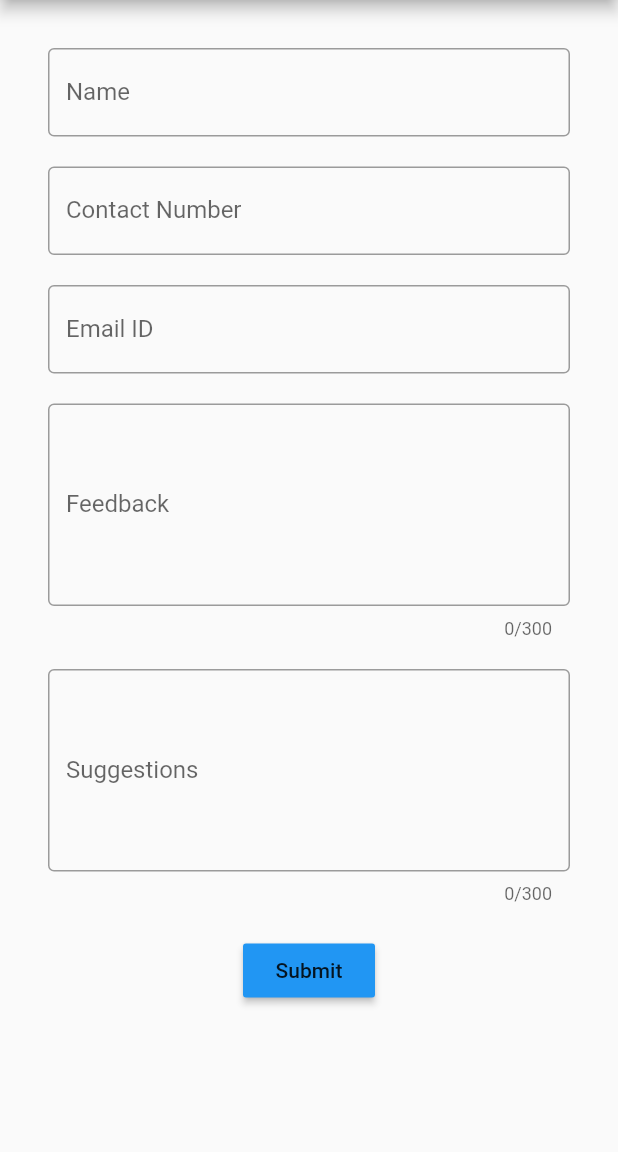
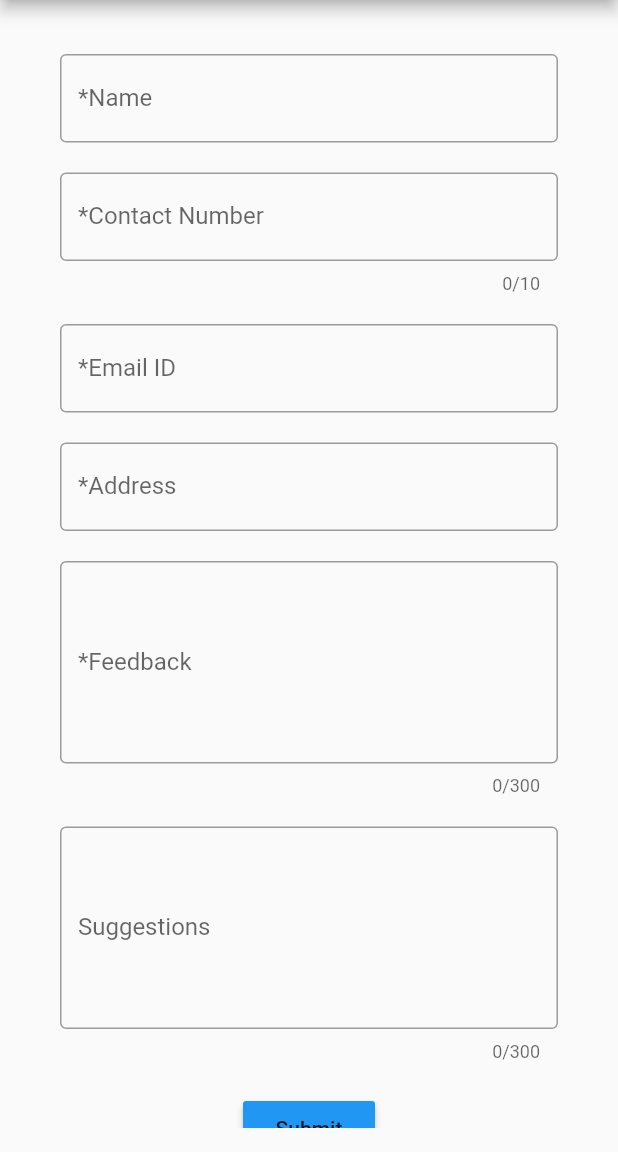
Before and after one commit to rushilshah23/AOL-Local-Feedback, a Flutter app: the screen it shows after launch, on a phone screen of 412 x 824 dp, the part 84-1236 px from its top. Run offline on Flutter 3.47's test engine with Material 2 defaults, Android fonts, the phone set to English and light mode, and no system bars; our stand-ins replace firebase_database; accounts and stored records are empty.

Commit message:
UI bugs, * added for mandatory fields ,validations for suggestions removed,Address field added

```diff
--- a/lib/main.dart
+++ b/lib/main.dart
@@ -33,6 +33,7 @@ class _LocalFeedbackState extends State<LocalFeedback> {
   TextEditingController _feedback = new TextEditingController();
   TextEditingController _suggestions = new TextEditingController();
   TextEditingController _ratings = new TextEditingController();
+  TextEditingController _address = new TextEditingController();
 
   final GlobalKey<FormState> _formKey = GlobalKey<FormState>();
 
@@ -50,6 +51,7 @@ class _LocalFeedbackState extends State<LocalFeedback> {
       'name': _name.text,
       'contactNumber': _contactNumber.text,
       'email': _email.text,
+      'address': _address.text,
       'feedback': _feedback.text,
       'suggestions': _suggestions.text,
     });
@@ -64,9 +66,23 @@ class _LocalFeedbackState extends State<LocalFeedback> {
     _ratings.clear();
   }
 
-  String textValidator(value) {
+  String nameValidator(value) {
     if (value.isEmpty) {
       return 'Please enter a valid Name';
+    } else
+      return null;
+  }
+
+  String addressValidator(value) {
+    if (value.isEmpty) {
+      return 'Please enter a valid Address';
+    } else
+      return null;
+  }
+
+  String feedbackValidator(value) {
+    if (value.isEmpty) {
+      return 'Please give your Feedback!';
     } else
       return null;
   }
@@ -107,28 +123,26 @@ class _LocalFeedbackState extends State<LocalFeedback> {
   //     return null;
   // }
 
-  TextFormField fields({
-    String decorationText,
+  TextFormField fields(
+      {String decorationText,
       TextEditingController controllername,
       Function validateFunction,
       List<TextInputFormatter> numFormatter,
       int maxlines,
       int maxlen,
       TextInputType keyboard,
-  }) {
+      String compulsory}) {
     return TextFormField(
       maxLines: maxlines,
       maxLength: maxlen,
-      // key: _formKey,
       controller: controllername,
       decoration: InputDecoration(
-          labelText: decorationText,
+          labelText: compulsory + decorationText,
           border: OutlineInputBorder(),
           hintText: 'Enter your $decorationText'),
       cursorWidth: 2,
       inputFormatters: numFormatter,
       keyboardType: keyboard,
-
       validator: validateFunction,
     );
   }
@@ -141,17 +155,23 @@ class _LocalFeedbackState extends State<LocalFeedback> {
         centerTitle: true,
       ),
       body: Container(
-        margin: EdgeInsets.all(32),
+        margin: EdgeInsets.fromLTRB(32, 8, 32, 8),
+        child: Padding(
+          padding: const EdgeInsets.all(8.0),
           child: ListView(
             children: <Widget>[
               Form(
                   key: _formKey,
                   child: Column(
                     children: <Widget>[
+                      SizedBox(
+                        height: 20,
+                      ),
                       fields(
                           decorationText: "Name",
                           controllername: _name,
-                        validateFunction: textValidator),
+                          validateFunction: nameValidator,
+                          compulsory: "*"),
                       SizedBox(
                         height: 20,
                       ),
@@ -162,34 +182,47 @@ class _LocalFeedbackState extends State<LocalFeedback> {
                         validateFunction: contactValidator,
                         numFormatter: [
                           WhitelistingTextInputFormatter.digitsOnly
-                        ]),
+                        ],
+                        compulsory: "*",
+                        maxlen: 10,
+                      ),
                       SizedBox(
                         height: 20,
                       ),
                       fields(
                           decorationText: "Email ID",
                           controllername: _email,
-                        validateFunction: emailValidator),
+                          validateFunction: emailValidator,
+                          compulsory: "*"),
+                      SizedBox(
+                        height: 20,
+                      ),
+                      fields(
+                        decorationText: "Address",
+                        controllername: _address,
+                        validateFunction: addressValidator,
+                        compulsory: "*",
+                      ),
                       SizedBox(
                         height: 20,
                       ),
                       fields(
                           decorationText: "Feedback",
                           controllername: _feedback,
-                      validateFunction: textValidator,
+                          validateFunction: feedbackValidator,
                           maxlen: 300,
                           maxlines: 5,
-                    ),
+                          compulsory: "*"),
                       SizedBox(
                         height: 20,
                       ),
                       fields(
                           controllername: _suggestions,
-                      validateFunction: textValidator,
+                          // validateFunction: textValidator,
                           decorationText: "Suggestions",
                           maxlen: 300,
                           maxlines: 5,
-                    ),
+                          compulsory: ""),
                       SizedBox(
                         height: 20,
                       ),
@@ -209,6 +242,7 @@ class _LocalFeedbackState extends State<LocalFeedback> {
                                   _feedback.clear();
                                   _suggestions.clear();
                                   _ratings.clear();
+                                  _address.clear();
 
                                   Scaffold.of(context).showSnackBar(SnackBar(
                                       content: Text("Feedback recorded")));
@@ -227,6 +261,7 @@ class _LocalFeedbackState extends State<LocalFeedback> {
             ],
           ),
         ),
+      ),
     );
   }
 }
```
Lines whose indentation alone changed are shown as unchanged.
